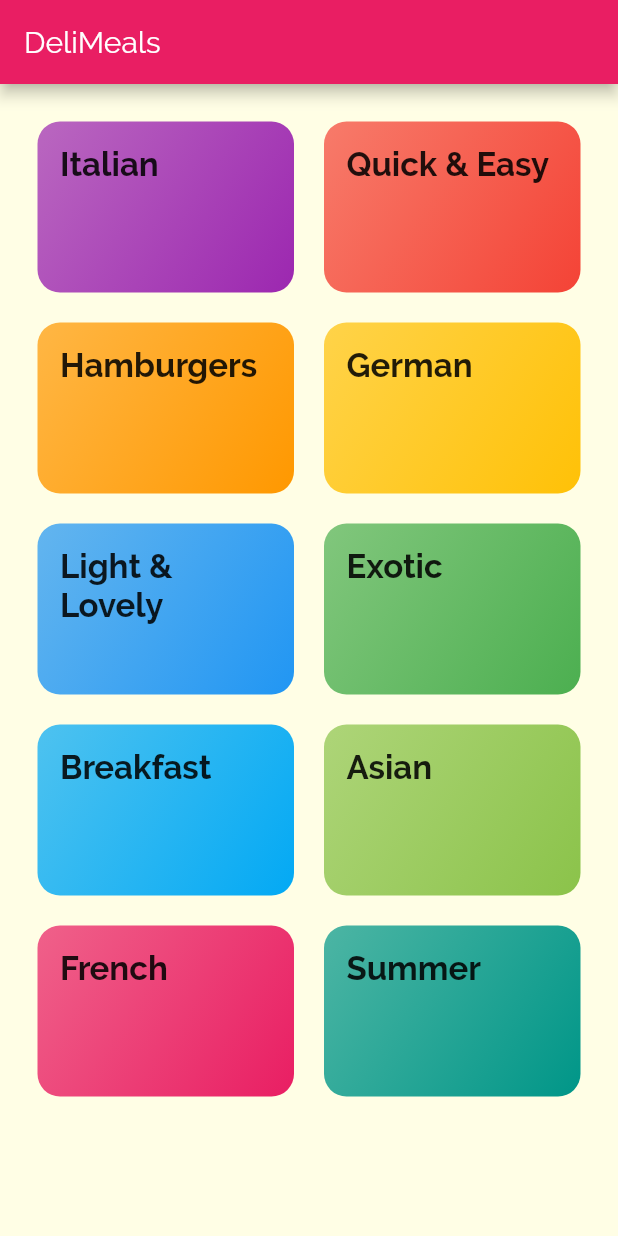
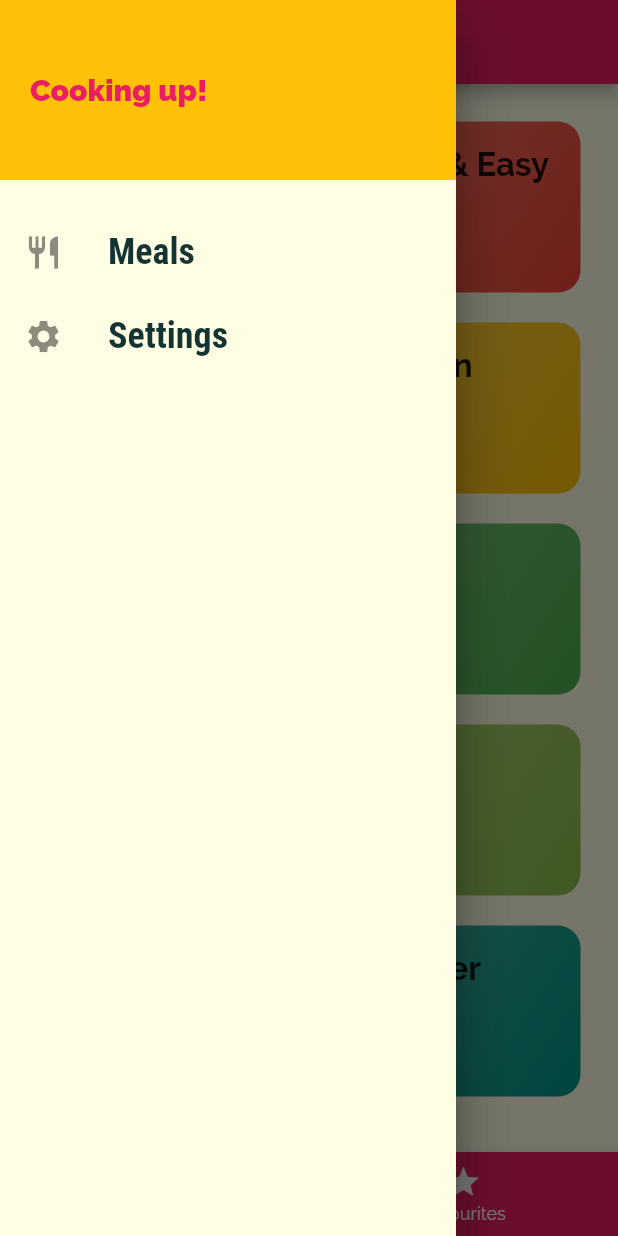
Before and after one commit to Rajasimhared/flutter_meals, a Flutter app: the screen it shows after launch, with the side drawer open (before the commit the screen has no drawer), on a phone screen of 412 x 824 dp. Run offline on Flutter 3.47's test engine with Material 2 defaults, Android fonts, the phone set to English and light mode, and no system bars.

Commit message:
add drawer, tabs

```diff
--- a/lib/main.dart
+++ b/lib/main.dart
@@ -1,6 +1,8 @@
 import 'package:flutter/material.dart';
 import 'package:flutter_meals/screens/category_meals_screen.dart';
+import 'package:flutter_meals/screens/filters_screen.dart';
 import 'package:flutter_meals/screens/meal_detail_screen.dart';
+import 'package:flutter_meals/screens/tabs_screen.dart';
 
 import 'screens/categories_screen.dart';
 
@@ -34,9 +36,10 @@ class MyApp extends StatelessWidget {
       ),
       initialRoute: '/',
       routes: {
-        '/': (ctx) => CategoriesScreen(),
+        '/': (ctx) => TabsScreen(),
         CategoryMealsScreen.routeName: (ctx) => CategoryMealsScreen(),
         MealDetailScreen.routeName: (ctx) => MealDetailScreen(),
+        FiltersScreen.routeName: (ctx) => FiltersScreen(),
       },
       onUnknownRoute: (settings) =>
           MaterialPageRoute(builder: (ctx) => CategoriesScreen()),
--- a/lib/screens/categories_screen.dart
+++ b/lib/screens/categories_screen.dart
@@ -5,11 +5,7 @@ import '../widgets/category_item.dart';
 class CategoriesScreen extends StatelessWidget {
   @override
   Widget build(BuildContext context) {
-    return Scaffold(
-      appBar: AppBar(
-        title: const Text('DeliMeals'),
-      ),
-      body: GridView(
+    return GridView(
       padding: const EdgeInsets.all(25),
       gridDelegate: SliverGridDelegateWithMaxCrossAxisExtent(
           maxCrossAxisExtent: 200,
@@ -25,7 +21,6 @@ class CategoriesScreen extends StatelessWidget {
             ),
           )
           .toList(),
-      ),
     );
   }
 }
--- /dev/null
+++ b/lib/screens/tabs_screen.dart
@@ -0,0 +1,50 @@
+import 'package:flutter/material.dart';
+import 'package:flutter_meals/screens/categories_screen.dart';
+import 'package:flutter_meals/screens/favourites_screen.dart';
+import 'package:flutter_meals/widgets/main_drawer.dart';
+
+class TabsScreen extends StatefulWidget {
+  @override
+  _TabsScreenState createState() => _TabsScreenState();
+}
+
+class _TabsScreenState extends State<TabsScreen> {
+  final List<Widget> _pages = [CategoriesScreen(), FavouritesScreen()];
+
+  int _selectedPageIndex = 0;
+  void _selectPage(int index) {
+    setState(() {
+      _selectedPageIndex = index;
+    });
+  }
+
+  @override
+  Widget build(BuildContext context) {
+    return Scaffold(
+      appBar: AppBar(
+        title: Text('Meals'),
+      ),
+      drawer: Drawer(
+        child: MainDrawer(),
+      ),
+      body: _pages[_selectedPageIndex],
+      bottomNavigationBar: BottomNavigationBar(
+        onTap: _selectPage,
+        backgroundColor: Theme.of(context).primaryColor,
+        unselectedItemColor: Colors.white,
+        selectedItemColor: Theme.of(context).accentColor,
+        currentIndex: _selectedPageIndex,
+        items: [
+          BottomNavigationBarItem(
+            icon: Icon(Icons.category),
+            label: 'Categories',
+          ),
+          BottomNavigationBarItem(
+            icon: Icon(Icons.star),
+            label: 'Favourites',
+          )
+        ],
+      ),
+    );
+  }
+}
--- /dev/null
+++ b/lib/widgets/main_drawer.dart
@@ -0,0 +1,53 @@
+import 'package:flutter/material.dart';
+
+class MainDrawer extends StatelessWidget {
+  Widget buildListTile(String title, IconData icon, Function onTapHandler) {
+    return ListTile(
+      leading: Icon(
+        icon,
+        size: 26,
+      ),
+      title: Text(
+        title,
+        style: TextStyle(
+          fontFamily: 'RobotoCondensed',
+          fontWeight: FontWeight.bold,
+          fontSize: 24,
+        ),
+      ),
+      onTap: onTapHandler,
+    );
+  }
+
+  @override
+  Widget build(BuildContext context) {
+    return Drawer(
+      child: Column(
+        children: [
+          Container(
+            height: 120,
+            width: double.infinity,
+            padding: EdgeInsets.all(20),
+            alignment: Alignment.centerLeft,
+            color: Theme.of(context).accentColor,
+            child: Text('Cooking up!',
+                style: TextStyle(
+                  fontWeight: FontWeight.w900,
+                  fontSize: 20,
+                  color: Theme.of(context).primaryColor,
+                )),
+          ),
+          SizedBox(
+            height: 20,
+          ),
+          buildListTile('Meals', Icons.restaurant, () {
+            Navigator.of(context).pushReplacementNamed('/');
+          }),
+          buildListTile('Settings', Icons.settings, () {
+            Navigator.of(context).pushReplacementNamed('/filters');
+          }),
+        ],
+      ),
+    );
+  }
+}
```
Also changed, not shown: lib/screens/favourites_screen.dart (added, +8 -0 lines), lib/screens/filters_screen.dart (added, +15 -0 lines), lib/screens/meal_detail_screen.dart (+80 -8 lines). Lines whose indentation alone changed are shown as unchanged.
